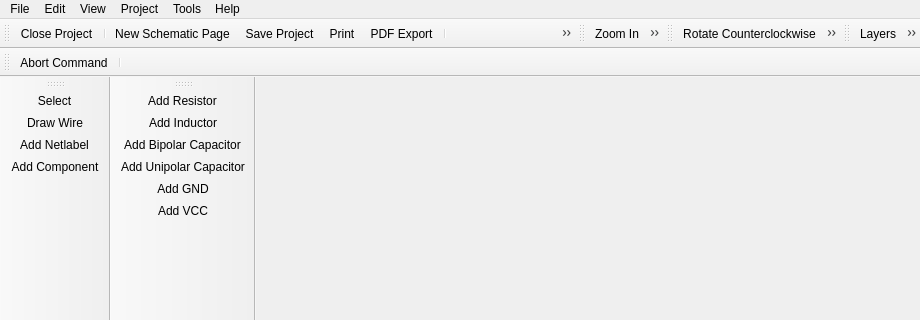
Above: libs/librepcb/projecteditor/schematiceditor/schematiceditor.ui from LibrePCB/LibrePCB before the change; both pictures show x 0 to 920 and y 0 to 320 of the 920 by 636 pixel window. Below: the same form after it.
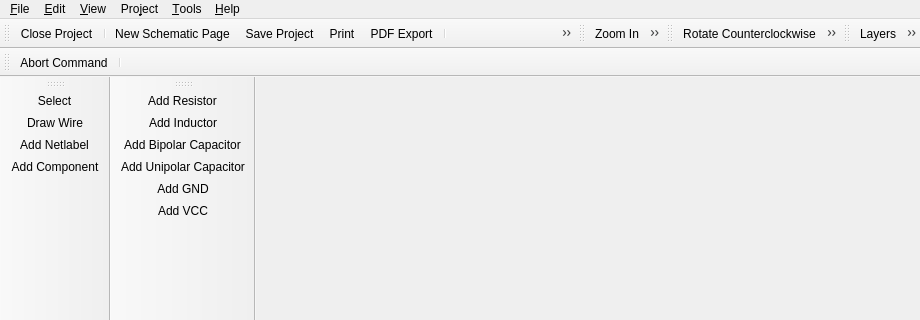
That is the form after the change. Icons and pictures are not drawn. Custom widgets are drawn as their Qt base class.

```diff
--- a/libs/librepcb/projecteditor/schematiceditor/schematiceditor.ui
+++ b/libs/librepcb/projecteditor/schematiceditor/schematiceditor.ui
@@ -39,12 +39,12 @@
      <x>0</x>
      <y>0</y>
      <width>920</width>
-     <height>22</height>
+     <height>32</height>
     </rect>
    </property>
    <widget class="QMenu" name="menuFile">
     <property name="title">
-     <string>File</string>
+     <string>&amp;File</string>
     </property>
     <widget class="QMenu" name="menuExport">
      <property name="title">
@@ -65,7 +65,7 @@
      <bool>true</bool>
     </property>
     <property name="title">
-     <string>Help</string>
+     <string>&amp;Help</string>
     </property>
     <addaction name="actionHelp"/>
     <addaction name="actionAbout"/>
@@ -73,7 +73,7 @@
    </widget>
    <widget class="QMenu" name="menuEdit">
     <property name="title">
-     <string>Edit</string>
+     <string>&amp;Edit</string>
     </property>
     <addaction name="actionUndo"/>
     <addaction name="actionRedo"/>
@@ -89,7 +89,7 @@
    </widget>
    <widget class="QMenu" name="menuView">
     <property name="title">
-     <string>View</string>
+     <string>&amp;View</string>
     </property>
     <addaction name="actionGrid"/>
     <addaction name="actionLayers"/>
@@ -100,7 +100,7 @@
    </widget>
    <widget class="QMenu" name="menuTools">
     <property name="title">
-     <string>Tools</string>
+     <string>&amp;Tools</string>
     </property>
     <addaction name="actionToolSelect"/>
     <addaction name="actionToolDrawWire"/>
@@ -109,7 +109,7 @@
    </widget>
    <widget class="QMenu" name="menuProject">
     <property name="title">
-     <string>Project</string>
+     <string>Pro&amp;ject</string>
     </property>
     <addaction name="actionProjectProperties"/>
     <addaction name="actionProjectSettings"/>
```
Left out of the diff: 64 changed lines with no effect on the pictures.
